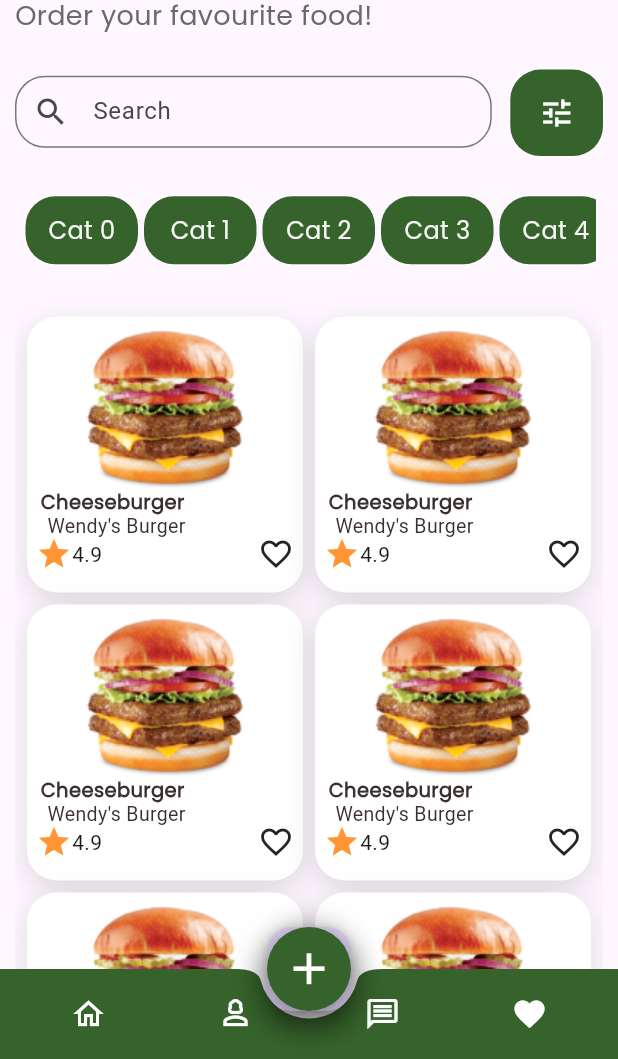
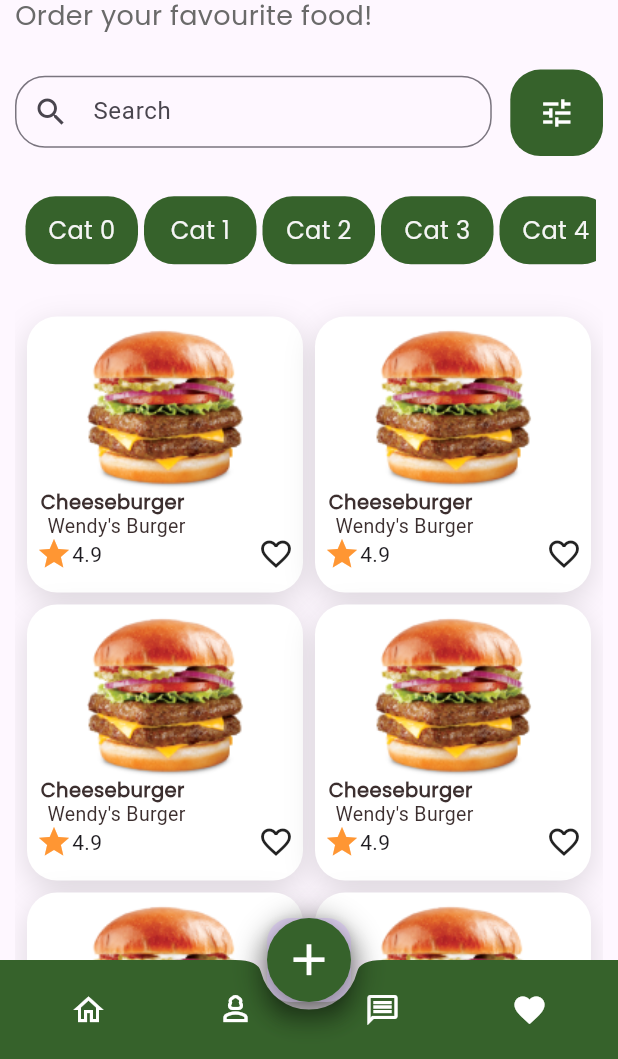
Before and after one commit to makgr/food_app_ui, a Flutter app: the screen it shows after launch, on a phone screen of 412 x 824 dp, the part 177-1236 px from its top. Run offline on Flutter 3.47's test engine with Material 3 defaults, Android fonts, the phone set to English and light mode, and no system bars.

Commit message:
bottomappbar item height updated

```diff
--- a/lib/screens/bottom_appbar_menu.dart
+++ b/lib/screens/bottom_appbar_menu.dart
@@ -14,7 +14,7 @@ class _BottomAppBarMenuState extends State<BottomAppBarMenu> {
   Widget build(BuildContext context) {
     return BottomAppBar(
       padding: EdgeInsets.symmetric(horizontal: 10),
-      height: 60,
+      height: MediaQuery.of(context).size.height * 0.08,
       color: AppColor.primaryColor,
       shape: CircularNotchedRectangle(),
       notchMargin: 5,
```
